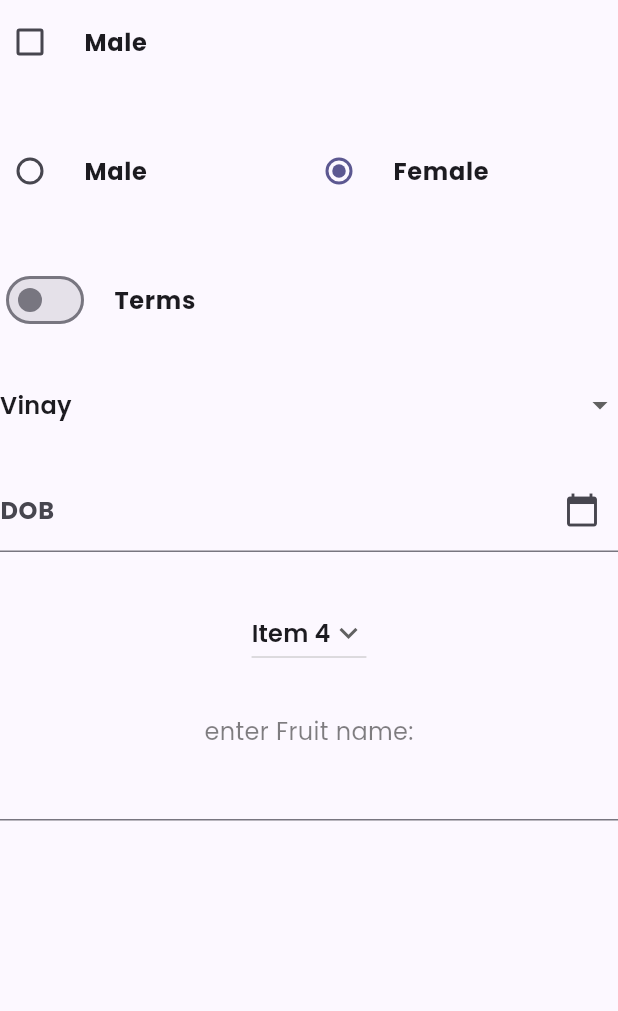
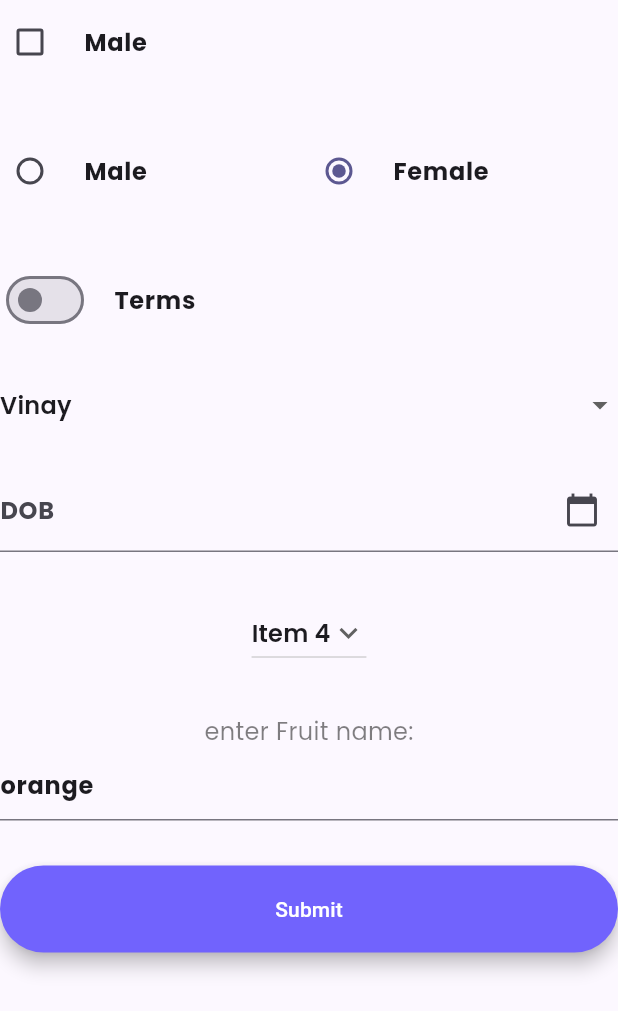
Before and after one commit to frontendweb-sg/shoal_app, a Flutter app: the HistoryScreen screen opened directly, on a phone screen of 412 x 824 dp. Shown: the top 1011 px of the screen. Run offline on Flutter 3.47's test engine with Material 3 defaults, Android fonts, the phone set to English and light mode, and no system bars; our stand-ins replace dartz, dio, dots_indicator, equatable, file_picker, flutter_riverpod and 7 more; missing offline and left inert: flutter_driver; accounts and stored records are empty; generated files the repository leaves out were written again; project files that could hold a hidden picture were left out.

```diff
--- a/lib/modules/history/presenter/pages/history_screen.dart
+++ b/lib/modules/history/presenter/pages/history_screen.dart
@@ -1,5 +1,6 @@
 import 'package:flutter/material.dart';
 import 'package:intl/intl.dart';
+import 'package:shoal_app/shared/widgets/button.dart';
 import 'package:shoal_app/shared/widgets/calender.dart';
 import 'package:shoal_app/shared/widgets/dropdown.dart';
 import 'package:shoal_app/shared/widgets/switchbutton.dart';
@@ -12,7 +13,7 @@ class HistoryScreen extends StatefulWidget {
 
 class _HistoryScreenState extends State<HistoryScreen> {
    final _formKey = GlobalKey<FormState>();
-   final Map<String, dynamic> formelements = {"Gender": false, "SelectedGender": 2, "Terms": false, "fruits": "mango", "name": "2", "itemsvalue": "Item 4"};
+   final Map<String, dynamic> formelements = {"Gender": false, "SelectedGender": 2, "Terms": false, "fruits": "orange", "name": "2", "itemsvalue": "Item 4"};
 
   void onSubmit() async {
     print(formelements);
@@ -161,6 +162,7 @@ class _HistoryScreenState extends State<HistoryScreen> {
                           String formattedDate = DateFormat('yyyy-MM-dd').format(pickedDate);
                            setState(() {
                             _textEditingController.text = formattedDate;
+                            formelements["dob"] = formattedDate;
                           });
                         }
                       }),
@@ -178,7 +180,7 @@ class _HistoryScreenState extends State<HistoryScreen> {
                     }).toList(),
                       onChanged: (newValue) {
                         setState(() {
-                          formelements['items'] = newValue!;
+                          formelements['itemsvalue'] = newValue!;
                         });
                       },
                   ),
@@ -189,7 +191,6 @@ class _HistoryScreenState extends State<HistoryScreen> {
                 Autocomplete<String>(
                   key: const Key("autocomplete"),
                   optionsBuilder: (TextEditingValue fruitTextEditingValue) {
-
                 if (fruitTextEditingValue.text == '') {
                   return const Iterable<String>.empty();
                 }
@@ -198,12 +199,25 @@ class _HistoryScreenState extends State<HistoryScreen> {
                       .contains(fruitTextEditingValue.text.toLowerCase());
                 });
               },
+              fieldViewBuilder: (context, textEditingController,
+                        focusNode, onFieldSubmitted){
+                    textEditingController.text = formelements['fruits'];// You can use the next snip of code if you dont want the initial text to come when you use setState((){});
+                    return TextFormField(
+                  controller: textEditingController,//uses fieldViewBuilder TextEditingController
+                   focusNode: focusNode,
+                );
+              },
               onSelected: (String value) {
-                debugPrint('You just selected $value');
+                formelements['fruits'] = value;
               },
                         ),
 
                   const SizedBox(height: 30.0),
+                button(
+                      context,
+                      label: "Submit",
+                      onPressed: onSubmit,
+                    ),
 
 
 
```
